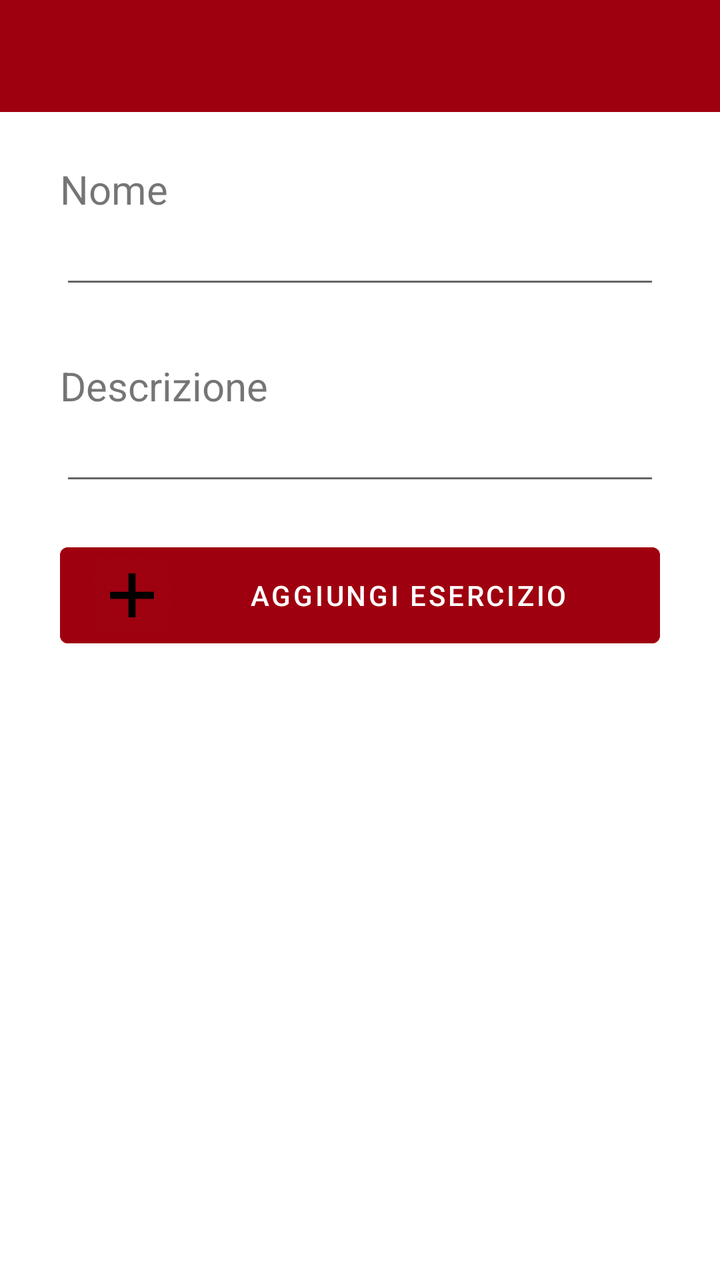
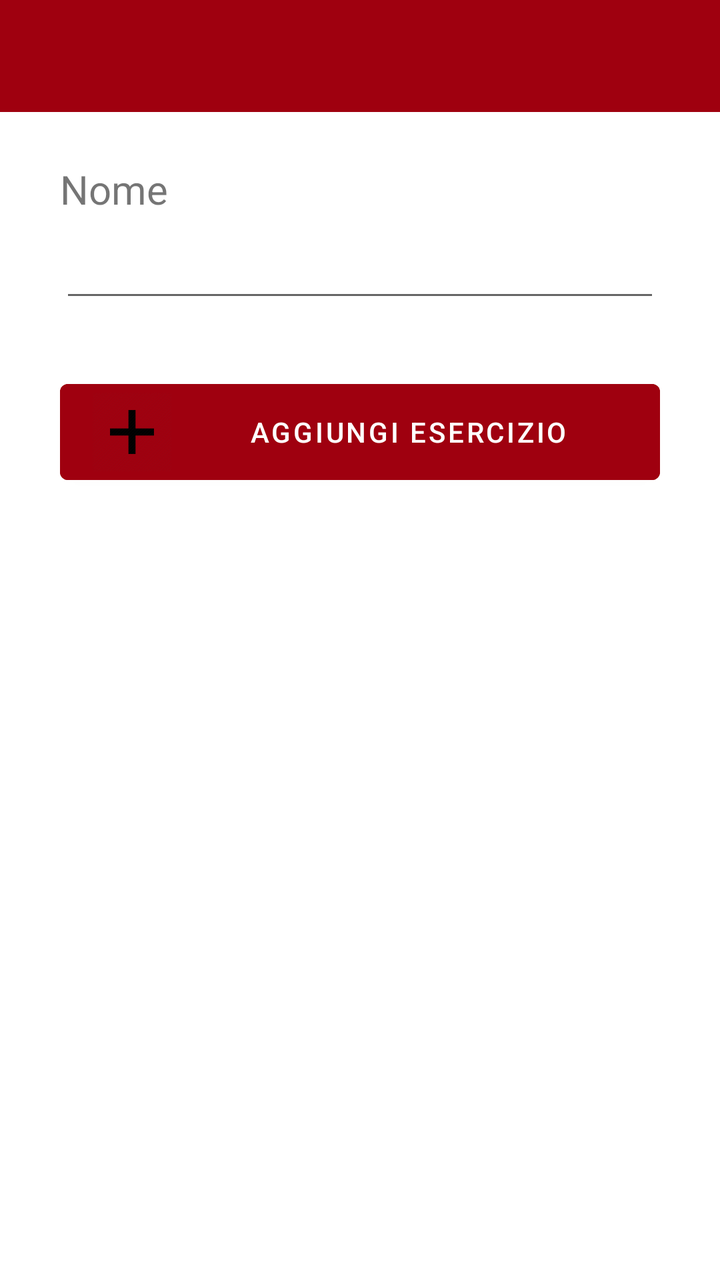

The first picture is an Android layout as it rendered before a commit; the second is the same layout after the commit. The layout source and the unified diff follow.
<!-- AndroidManifest.xml: application theme Theme.YourCali -->
<!-- res/layout/activity_workout_plan_creation.xml -->
<?xml version="1.0" encoding="utf-8"?>
<androidx.constraintlayout.widget.ConstraintLayout xmlns:android="http://schemas.android.com/apk/res/android"
    xmlns:app="http://schemas.android.com/apk/res-auto"
    xmlns:tools="http://schemas.android.com/tools"
    android:layout_width="match_parent"
    android:layout_height="match_parent"
    tools:context=".WorkoutPlanCreationActivity">



    <LinearLayout
        android:layout_width="match_parent"
        android:layout_height="match_parent"
        android:orientation="vertical"
        tools:layout_editor_absoluteX="0dp"
        tools:layout_editor_absoluteY="171dp">

        <com.google.android.material.appbar.AppBarLayout
            android:layout_width="match_parent"
            android:layout_height="wrap_content"
            app:layout_constraintEnd_toEndOf="parent"
            app:layout_constraintStart_toStartOf="parent"
            app:layout_constraintTop_toTopOf="parent">

            <androidx.appcompat.widget.Toolbar
                android:id="@+id/myToolbar"
                android:layout_width="match_parent"
                android:layout_height="wrap_content"
                android:background="@color/Cranberry"
                android:minHeight="?attr/actionBarSize"
                android:theme="@style/MyThemeOverlay_Toolbar2" />

        </com.google.android.material.appbar.AppBarLayout>



        <Space
            android:layout_width="match_parent"
            android:layout_height="25dp" />

        <TextView
            android:layout_width="match_parent"
            android:layout_height="wrap_content"
            android:layout_marginLeft="30dp"
            android:text='Nome'
            android:textSize="20dp" />

        <EditText
            android:id="@+id/workoutPlanName"
            android:layout_width="match_parent"
            android:layout_height="wrap_content"
            android:layout_marginHorizontal="30dp"
            android:hint="" />

        <Space
            android:layout_width="match_parent"
            android:layout_height="30dp" />

        <TextView
            android:layout_width="match_parent"
            android:layout_height="wrap_content"
            android:layout_marginLeft="30dp"
            android:text='Descrizione'
            android:textSize="20dp" />

        <EditText
            android:id="@+id/workoutPlanDescription"
            android:layout_width="match_parent"
            android:layout_height="wrap_content"
            android:layout_marginHorizontal="30dp" />

        <Space
            android:layout_width="match_parent"
            android:layout_height="20dp" />

        <Button
            android:id="@+id/aggiungiEsercizio"
            android:layout_width="match_parent"
            android:layout_height="wrap_content"
            android:layout_marginHorizontal="30dp"
            android:backgroundTint="@color/Cranberry"
            android:drawableLeft="@drawable/plus"
            android:text="AGGIUNGI ESERCIZIO"/>

        <TextView
            android:id="@+id/emptyworkoutplancreation"
            android:layout_width="376dp"
            android:layout_height="wrap_content"
            android:layout_gravity="center"
            android:text="Ancora nessun esercizio personale aggiunto!"
            android:textAlignment="center"
            android:textSize="25sp"
            android:visibility="gone"
            tools:ignore="MissingConstraints"
            tools:layout_editor_absoluteY="400dp" />

        <LinearLayout
            android:layout_width="match_parent"
            android:layout_height="wrap_content">

            <ScrollView
                android:layout_width="match_parent"
                android:layout_height="332dp"
                android:layout_weight="1"
                android:layout_marginHorizontal="30dp"
                android:fillViewport="true">

                <androidx.recyclerview.widget.RecyclerView
                    android:id="@+id/recyclerView"
                    android:layout_width="match_parent"
                    android:layout_height="440dp"
                    android:background="@color/white">



                </androidx.recyclerview.widget.RecyclerView>

            </ScrollView>




        </LinearLayout>



        <Space
            android:layout_width="match_parent"
            android:layout_height="2dp" />


        <Button
            android:id="@+id/savePersonalWorkoutPlanButton"
            android:layout_width="match_parent"
            android:layout_height="wrap_content"
            android:layout_marginHorizontal="100dp"
            android:backgroundTint="@color/Cranberry"
            android:text="@string/salva"
            android:textSize="17dp" />


    </LinearLayout>


</androidx.constraintlayout.widget.ConstraintLayout>
<!-- resources referenced by this layout -->
<resources>
  <color name="Cranberry">#9F000F</color>
  <color name="white">#FFFFFFFF</color>
  <!-- drawable plus (drawable) -->
  <?xml version="1.0" encoding="utf-8"?>
  <layer-list xmlns:android="http://schemas.android.com/apk/res/android">
  
      <item
          android:id="@+id/half_overlay"
          android:drawable="@drawable/pulsantepiu"
          android:width="40dp"
          android:height="40dp"
          />
  
  </layer-list>
  <string name="salva">Salva</string>
  <style name="MyThemeOverlay_Toolbar2" parent="ThemeOverlay.MaterialComponents.Toolbar.Primary">
          
          <item name="android:textColorPrimary">@color/white</item>
  
          
          <item name="colorOnPrimary">@color/white</item>
      </style>
  <style name="Theme.YourCali" parent="Theme.MaterialComponents.DayNight.NoActionBar">
          
          <item name="colorPrimary">@color/purple_500</item>
          <item name="colorPrimaryVariant">@color/purple_700</item>
          <item name="colorOnPrimary">@color/white</item>
          
          <item name="colorSecondary">@color/teal_200</item>
          <item name="colorSecondaryVariant">@color/teal_700</item>
          <item name="colorOnSecondary">@color/black</item>
          
          <item name="android:statusBarColor">@color/DarkCranberry</item>
          
      </style>
  <!-- drawable pulsantepiu: png bitmap (drawable, 2782 bytes) -->
  <color name="purple_500">#FF6200EE</color>
  <color name="purple_700">#FF3700B3</color>
  <color name="teal_200">#FF03DAC5</color>
  <color name="teal_700">#FF018786</color>
  <color name="black">#FF000000</color>
  <color name="DarkCranberry">#FF7A020E</color>
</resources>

<!-- the commit's change to res/layout/activity_workout_plan_creation.xml (unified diff, before → after) -->
@@ -50,28 +50,12 @@
             android:layout_width="match_parent"
             android:layout_height="wrap_content"
             android:layout_marginHorizontal="30dp"
-            android:hint="" />
+            android:hint=""
+            android:minHeight="48dp" />
 
         <Space
             android:layout_width="match_parent"
             android:layout_height="30dp" />
-
-        <TextView
-            android:layout_width="match_parent"
-            android:layout_height="wrap_content"
-            android:layout_marginLeft="30dp"
-            android:text='Descrizione'
-            android:textSize="20dp" />
-
-        <EditText
-            android:id="@+id/workoutPlanDescription"
-            android:layout_width="match_parent"
-            android:layout_height="wrap_content"
-            android:layout_marginHorizontal="30dp" />
-
-        <Space
-            android:layout_width="match_parent"
-            android:layout_height="20dp" />
 
         <Button
             android:id="@+id/aggiungiEsercizio"
@@ -96,13 +80,13 @@
 
         <LinearLayout
             android:layout_width="match_parent"
-            android:layout_height="wrap_content">
+            android:layout_height="399dp">
 
             <ScrollView
                 android:layout_width="match_parent"
-                android:layout_height="332dp"
+                android:layout_height="match_parent"
+                android:layout_marginHorizontal="30dp"
                 android:layout_weight="1"
-                android:layout_marginHorizontal="30dp"
                 android:fillViewport="true">
 
                 <androidx.recyclerview.widget.RecyclerView
@@ -112,12 +96,9 @@
                     android:background="@color/white">
 
 
-
                 </androidx.recyclerview.widget.RecyclerView>
 
             </ScrollView>
-
-
 
 
         </LinearLayout>
